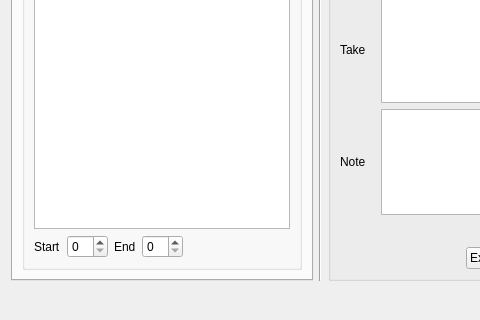
First picture: the form in oyProjectManager/ui/version_creator.ui, repository code-google-com/oyprojectmanager, before the edit; both pictures show x 0 to 480 and y 192 to 512 of the 1280 by 512 pixel window.
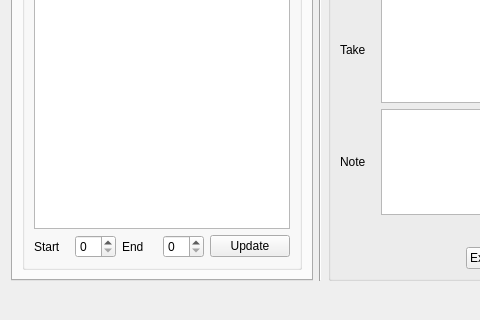
Second picture: the form after the edit. The open tabs and pages were chosen to show the change.

Diff of the .ui file:
```diff
--- a/oyProjectManager/ui/version_creator.ui
+++ b/oyProjectManager/ui/version_creator.ui
@@ -291,17 +291,11 @@
                       <widget class="QSpinBox" name="spinBox_2"/>
                      </item>
                      <item>
-                      <spacer name="horizontalSpacer_10">
-                       <property name="orientation">
-                        <enum>Qt::Horizontal</enum>
+                      <widget class="QPushButton" name="shot_range_update_pushButton">
+                       <property name="text">
+                        <string>Update</string>
                        </property>
-                       <property name="sizeHint" stdset="0">
-                        <size>
-                         <width>40</width>
-                         <height>20</height>
-                        </size>
-                       </property>
-                      </spacer>
+                      </widget>
                      </item>
                     </layout>
                    </item>
```
Left out of the diff: 2 changed lines with no effect on the pictures.
